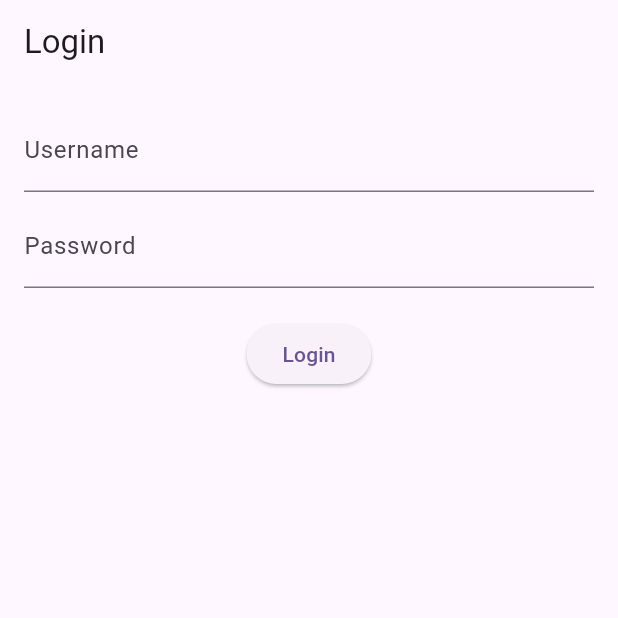
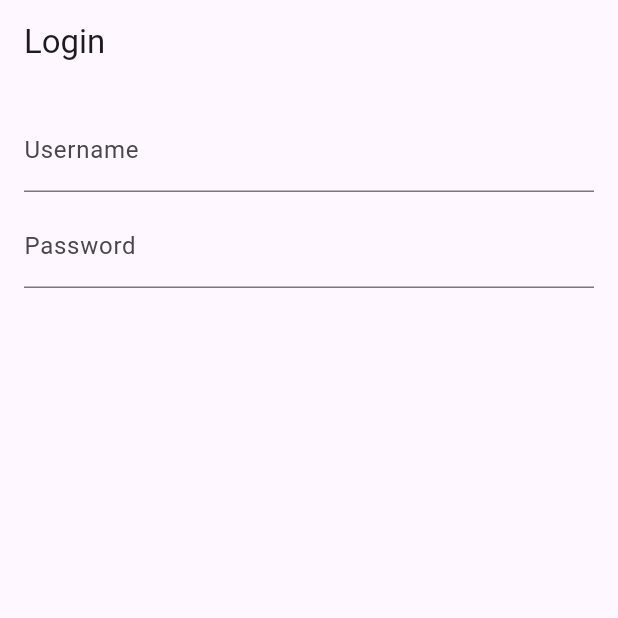
Before and after one commit to BrunoLeonardoRamosRibeiro/modular_project, a Flutter app: the screen it shows after launch, on a phone screen of 412 x 824 dp, the top half of it. Run offline on Flutter 3.47's test engine with Material 3 defaults, Android fonts, the phone set to English and light mode, and no system bars; our stand-ins replace connectivity_plus, dartz, dio, equatable, flutter_bloc, get_it and 4 more; generated files the repository leaves out were written again.

Commit message:
Update Login screen

```diff
--- a/features/auth/login/lib/presentation/login_screen.dart
+++ b/features/auth/login/lib/presentation/login_screen.dart
@@ -5,6 +5,8 @@ import 'package:login/presentation/login_bloc.dart';
 import 'package:login/presentation/login_event.dart';
 import 'package:login/presentation/login_state.dart';
 import 'package:modular_project/di/injection.dart';
+import 'package:presentation/state_renderer/state_renderer.dart';
+import 'package:presentation/state_renderer/state_renderer_type.dart';
 
 class LoginScreen extends StatefulWidget {
   const LoginScreen({super.key});
@@ -27,6 +29,19 @@ class _LoginScreenState extends State<LoginScreen> {
         create: (context) => LoginBloc(loginUsecase),
         child: BlocBuilder<LoginBloc, LoginState>(
           builder: (context, state) {
+            return Stack(
+              children: [
+                _buildMainScreenContent(context, state),
+                _buildStateRenderer(context, state),
+              ],
+            );
+          },
+        ),
+      ),
+    );
+  }
+
+  Widget _buildMainScreenContent(BuildContext context, LoginState state) {
     return Padding(
       padding: const EdgeInsetsGeometry.all(16),
       child: Column(
@@ -38,9 +53,7 @@ class _LoginScreenState extends State<LoginScreen> {
             },
             decoration: InputDecoration(
               labelText: "Username",
-                      errorText: state is LoginInvalid
-                          ? state.usernameError
-                          : null,
+              errorText: state is LoginInvalid ? state.usernameError : null,
             ),
           ),
           const SizedBox(height: 8),
@@ -51,29 +64,29 @@ class _LoginScreenState extends State<LoginScreen> {
             },
             decoration: InputDecoration(
               labelText: "Password",
-                      errorText: state is LoginInvalid
-                          ? state.passwordError
-                          : null,
+              errorText: state is LoginInvalid ? state.passwordError : null,
             ),
           ),
           const SizedBox(height: 20),
-                  ElevatedButton(
-                    onPressed: () {
-                      context.read<LoginBloc>().add(
-                        LoginButtonPressed(
-                          usernameController.text,
-                          passwordController.text,
-                        ),
-                      );
-                    },
-                    child: Text("Login"),
-                  ),
         ],
       ),
     );
+  }
+
+  Widget _buildStateRenderer(BuildContext context, LoginState state) {
+    if (state.stateRendererType == StateRendererType.contentState) {
+      // display any overlay
+      return SizedBox.shrink();
+    }
+
+    return StateRenderer(
+      stateRendererType: state.stateRendererType,
+      message: (state is LoginError) ? state.errorMessage ?? "" : "",
+      retryActionFunction: () {
+        context.read<LoginBloc>().add(
+          LoginButtonPressed(usernameController.text, passwordController.text),
+        );
       },
-        ),
-      ),
     );
   }
 }
```
Lines whose indentation alone changed are shown as unchanged.
